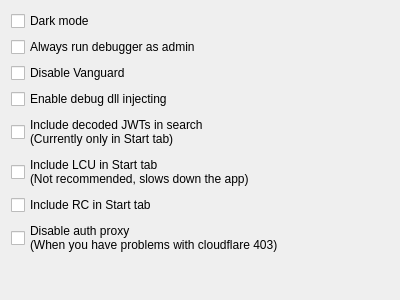
This is LeagueClientDebugger/DebuggerOptions.ui in KebsCS/LeagueClientDebugger as Qt 5 draws it before an edit. The edited form follows.
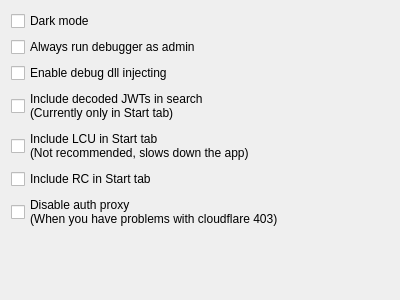
This is the edited form.

Commit message: Add force close, move "Disable Vanguard", .ui loading refactor, bugfixes

Patch:
```diff
--- a/LeagueClientDebugger/DebuggerOptions.ui
+++ b/LeagueClientDebugger/DebuggerOptions.ui
@@ -33,13 +33,6 @@
        </property>
       </widget>
      </item>
-     <item>
-      <widget class="QCheckBox" name="optionsDisableVanguard">
-       <property name="text">
-        <string>Disable Vanguard</string>
-       </property>
-      </widget>
-     </item>
      <item>
       <widget class="QCheckBox" name="optionsEnableInject">
        <property name="toolTip">
```
The commit also changes 10 other files.
